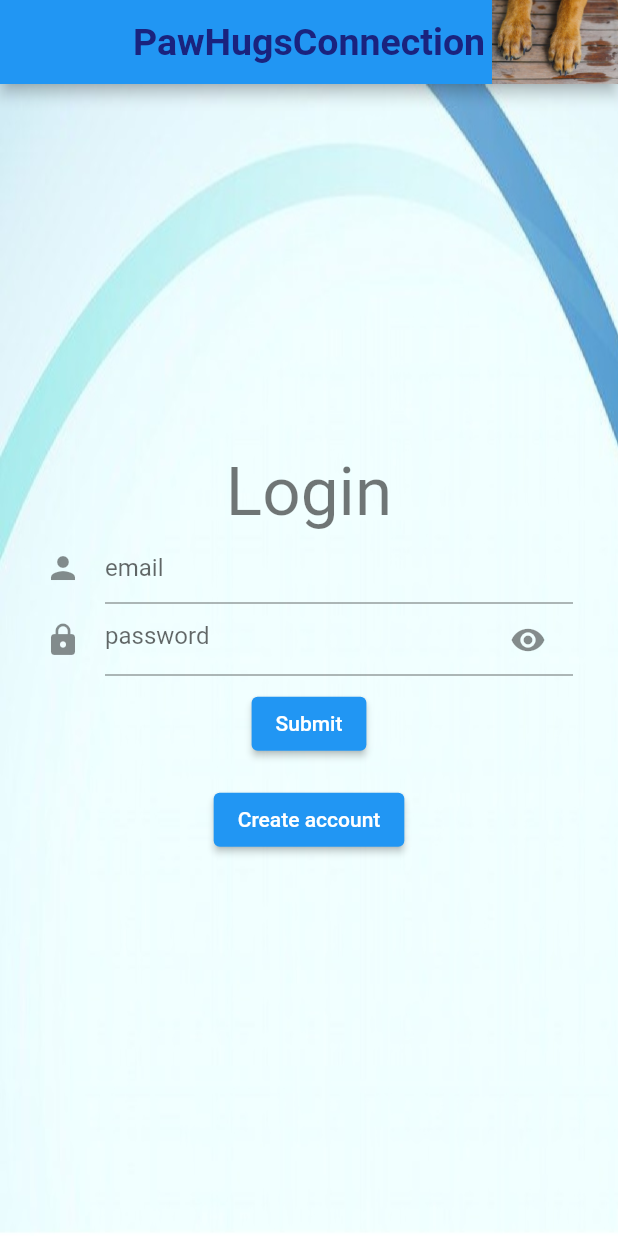
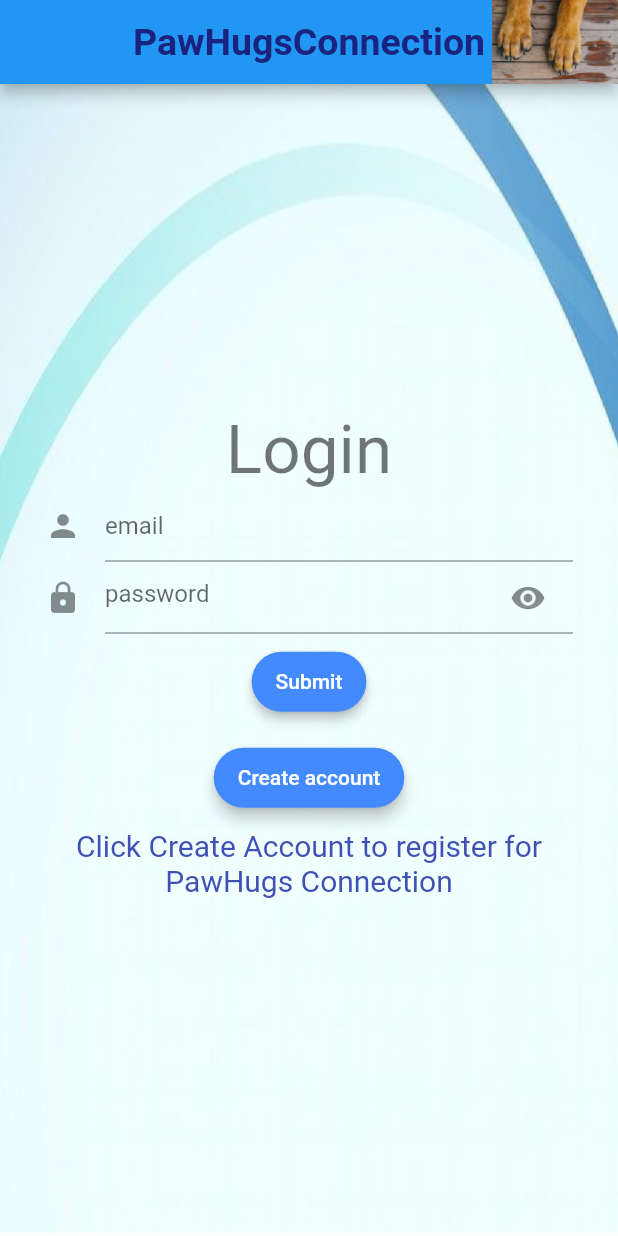
Before and after one commit to Victor-HerreraGit/paw_hug, a Flutter app: the screen it shows after launch, on a phone screen of 412 x 824 dp. Run offline on Flutter 3.47's test engine with Material 2 defaults, Android fonts, the light colour scheme and no system bars.

Commit message:
Update login.dart
Added message under submit button and create account button.

```diff
--- a/lib/login.dart
+++ b/lib/login.dart
@@ -101,7 +101,9 @@ class LoginFormState extends State<LoginForm> {
               ),
               Padding(
                 padding: const EdgeInsets.all(8.0),
-                child: ElevatedButton(
+                child: Column(
+                  children: [
+                    ElevatedButton(
                       onPressed: () {
                         /// Validate returns true if the form is valid, or false otherwise.
                         if (_formKey.currentState!.validate()) {
@@ -110,19 +112,59 @@ class LoginFormState extends State<LoginForm> {
                           );
                         }
                       },
+                      style: ElevatedButton.styleFrom(
+                        foregroundColor: Colors.white,
+                        backgroundColor: Colors.blueAccent,
+                        elevation: 3,
+                        shape: RoundedRectangleBorder(
+                          borderRadius: BorderRadius.circular(32),
+                        ),
+                        minimumSize: const Size(20,40)
+                      ),
                       child: const Text('Submit'),
+                    ),
+
+                  ],
                 ),
               ),
                Padding(
                 padding: const EdgeInsets.all(8.0),
-                child: ElevatedButton(
+                child: Column(
+                  children: [
+                    ElevatedButton(
                         onPressed: () {
+
                           Navigator.push(
                             context,
                             MaterialPageRoute(builder: (context) => const CustomerForm()),
                           );
                         },
+
+                      style: ElevatedButton.styleFrom(
+                        foregroundColor: Colors.white,
+                        backgroundColor: Colors.blueAccent,
+                        elevation: 4,
+                        shape: RoundedRectangleBorder(
+                          borderRadius: BorderRadius.circular(32),
+
+                        ),
+                        minimumSize: const Size(20,40),
+                      ),
                         child: const Text('Create account'),
+
+
+                    ),
+                    const SizedBox(height: 10,),
+                    const Text('Click Create Account to register for PawHugs Connection',
+                      style: TextStyle(
+                        fontSize: 20,
+                        color: Colors.indigo,
+                      ),
+                      textAlign: TextAlign.center,
+                    ),
+
+
+                  ],
                 ),
               )
 
```
Lines whose indentation alone changed are shown as unchanged.
